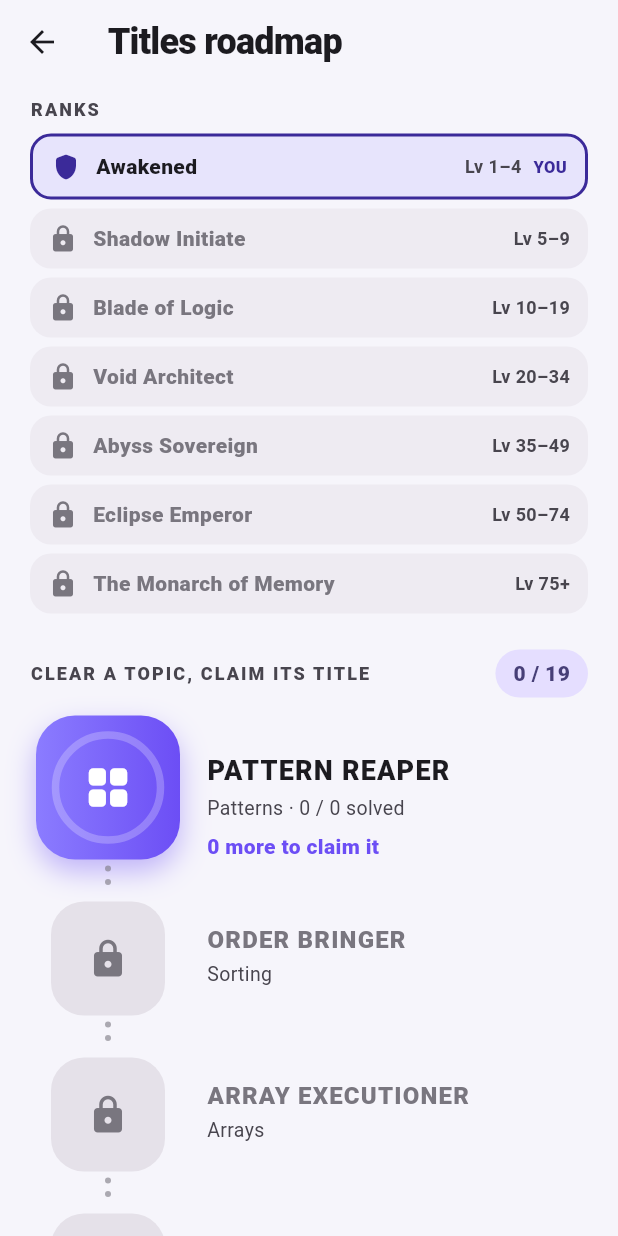
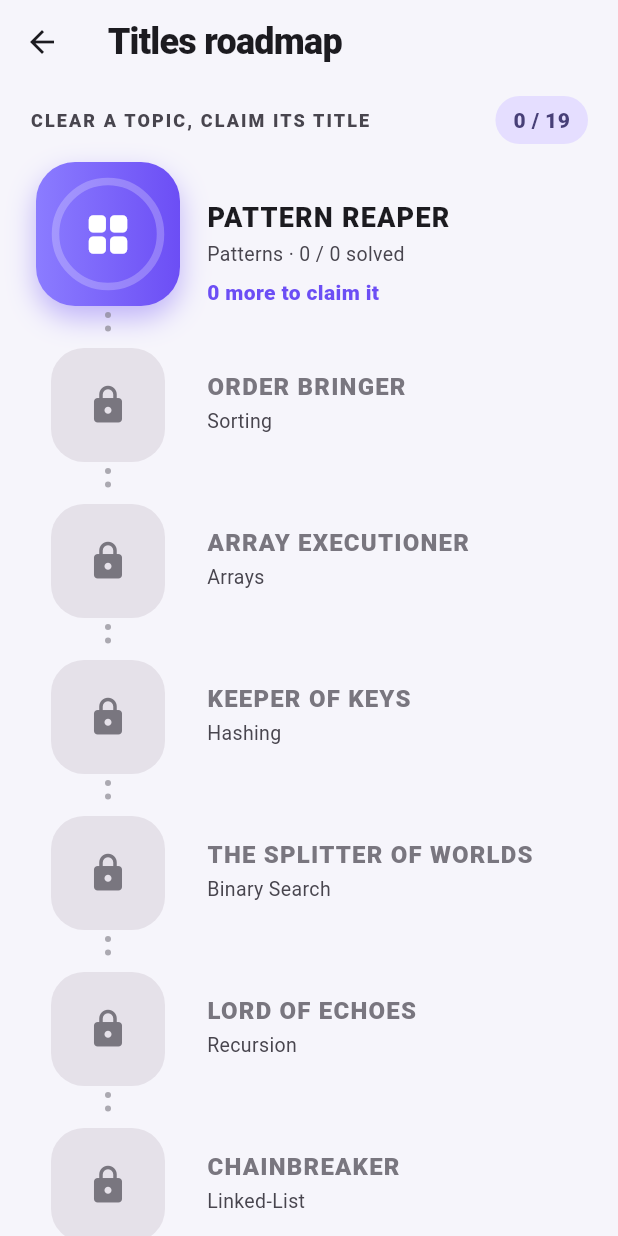
Before and after one commit to QuantaBoy/DSA-APP, a Flutter app: the RoadmapPage screen opened directly, on a phone screen of 412 x 824 dp. Run offline on Flutter 3.47's test engine with Material 3 defaults, Android fonts, the phone set to English and light mode, and no system bars; our stand-ins replace audioplayers, cloud_firestore, file_picker, firebase_ai, firebase_auth, firebase_core and 8 more; missing offline and left inert: firebase_app_check, flutter_code_editor, highlight, home_widget; accounts and stored records are empty.

Commit message:
chore: titles roadmap without the rank list, v1.46.1

```diff
--- a/lib/screens/profile_page.dart
+++ b/lib/screens/profile_page.dart
@@ -22,7 +22,7 @@ import 'streak_page.dart';
 import 'widgets.dart';
 
 /// Shown in Profile → About. Keep in step with `version:` in pubspec.yaml.
-const appVersion = '1.46.0';
+const appVersion = '1.46.1';
 
 /// First name for greetings, falling back to the email name.
 String firstName(User user) {
--- a/lib/screens/roadmap_page.dart
+++ b/lib/screens/roadmap_page.dart
@@ -46,56 +46,9 @@ class RoadmapPage extends StatelessWidget {
         final progress = p?.progress ?? const <String, Progress>{};
         final current = titles.where((t) => !earned.contains(t.id)).firstOrNull;
         final colors = Theme.of(context).colorScheme;
-        final level = p?.level.level ?? 1;
         return ListView(
           padding: const EdgeInsets.fromLTRB(20, 8, 20, 40),
           children: [
-            // Every rank, so you see where the climb goes: reached ones lit, the rest locked.
-            Text(
-              'RANKS',
-              style: TextStyle(fontSize: 12, letterSpacing: 1.4, fontWeight: FontWeight.w800, color: colors.onSurfaceVariant),
-            ),
-            const SizedBox(height: 8),
-            for (final (i, r) in Rank.values.indexed)
-              Container(
-                margin: const EdgeInsets.only(bottom: 6),
-                padding: const EdgeInsets.symmetric(horizontal: 12, vertical: 10),
-                decoration: BoxDecoration(
-                  color: level >= r.fromLevel
-                      ? r.colors.first.withValues(alpha: 0.14)
-                      : colors.surfaceContainerHighest.withValues(alpha: 0.5),
-                  borderRadius: BorderRadius.circular(14),
-                  border: Rank.of(level) == r ? Border.all(color: r.colors.last, width: 2) : null,
-                ),
-                child: Row(
-                  children: [
-                    Icon(
-                      level >= r.fromLevel ? Icons.shield_rounded : Icons.lock_rounded,
-                      color: level >= r.fromLevel ? r.colors.last : colors.outline,
-                      size: 20,
-                    ),
-                    const SizedBox(width: 10),
-                    Expanded(
-                      child: Text(
-                        r.title,
-                        style: TextStyle(fontWeight: FontWeight.w800, color: level >= r.fromLevel ? null : colors.outline),
-                      ),
-                    ),
-                    Text(
-                      i == Rank.values.length - 1 ? 'Lv ${r.fromLevel}+' : 'Lv ${r.fromLevel}–${Rank.values[i + 1].fromLevel - 1}',
-                      style: TextStyle(color: colors.onSurfaceVariant, fontWeight: FontWeight.w700, fontSize: 12),
-                    ),
-                    if (Rank.of(level) == r) ...[
-                      const SizedBox(width: 8),
-                      Text(
-                        'YOU',
-                        style: TextStyle(color: r.colors.last, fontWeight: FontWeight.w900, fontSize: 11),
-                      ),
-                    ],
-                  ],
-                ),
-              ),
-            const SizedBox(height: 18),
             Row(
               children: [
                 Expanded(
--- a/pubspec.yaml
+++ b/pubspec.yaml
@@ -1,7 +1,7 @@
 name: memory_stack
 description: "Spaced repetition for DSA problems."
 publish_to: 'none'
-version: 1.46.0+53
+version: 1.46.1+54
 
 environment:
   sdk: ^3.13.5
```
